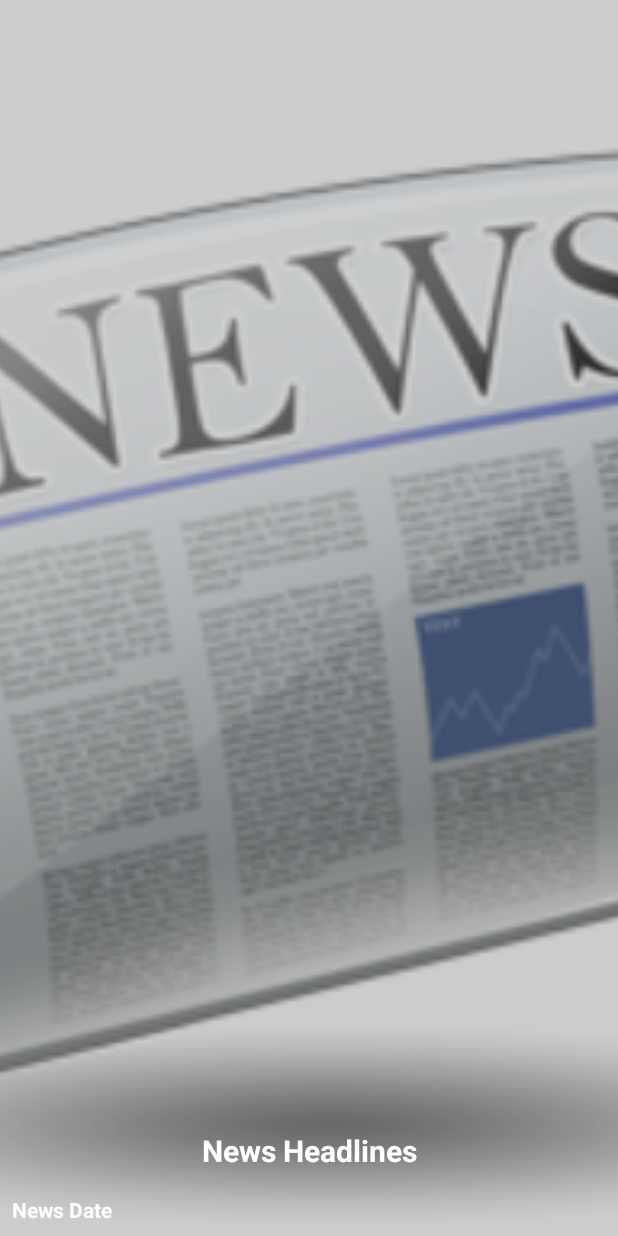
After one commit to sud8443/NewsDash, an Android app: the layout news_widget_provider.xml on its own in the app's theme, with its tools: preview values and no code run, on a phone screen of 412 x 824 dp. The commit adds this screen. Run offline under Robolectric (Android 15) with nearby library versions, the phone set to English and light mode, and no system bars.

Commit message:
Added Widget to the app and fixed date formatting issue to support the different kinds of dates being fetched from the API

```diff
--- a/app/src/main/java/developersudhanshu/com/newsdash/activities/NewsDetailDisplayActivity.java
+++ b/app/src/main/java/developersudhanshu/com/newsdash/activities/NewsDetailDisplayActivity.java
@@ -75,7 +75,6 @@ public class NewsDetailDisplayActivity extends AppCompatActivity implements View
         news.observe(this, new Observer<NewsHeadlineEntity>() {
             @Override
             public void onChanged(@Nullable NewsHeadlineEntity headlineEntity) {
-//                news.removeObserver(this);
                 if (headlineEntity == null) {
                     markUnFav();
                 } else {
--- a/app/src/main/java/developersudhanshu/com/newsdash/activities/SplashScreen.java
+++ b/app/src/main/java/developersudhanshu/com/newsdash/activities/SplashScreen.java
@@ -6,6 +6,7 @@ import android.support.v7.app.AppCompatActivity;
 import android.os.Bundle;
 
 import developersudhanshu.com.newsdash.R;
+import developersudhanshu.com.newsdash.services.NewsUpdateService;
 import developersudhanshu.com.newsdash.utility.Utility;
 
 public class SplashScreen extends AppCompatActivity {
@@ -14,6 +15,9 @@ public class SplashScreen extends AppCompatActivity {
     protected void onCreate(Bundle savedInstanceState) {
         super.onCreate(savedInstanceState);
         setContentView(R.layout.activity_splash_screen);
+
+        // Reloading the Widget to show the updated news every time the app is opened
+        NewsUpdateService.startActionNewsWidgetUpdate(this);
 
         new Handler().postDelayed(new Runnable() {
             @Override
--- a/app/src/main/java/developersudhanshu/com/newsdash/fragments/TopHeadlinesFragment.java
+++ b/app/src/main/java/developersudhanshu/com/newsdash/fragments/TopHeadlinesFragment.java
@@ -77,7 +77,7 @@ public class TopHeadlinesFragment extends Fragment implements View.OnClickListen
 
     private void getTopHeadlines() {
 
-        apiInterface.getTopNewsHeadlines("in", Constants.API_KEY, "en", null, null)
+        apiInterface.getTopNewsHeadlines(Constants.COUNTRY_INDIA, Constants.API_KEY, Constants.LANGUANGE_ENGLISH, null, null)
                     .enqueue(new Callback<NewsHeadlineResponse>() {
                         @Override
                         public void onResponse(Call<NewsHeadlineResponse> call, Response<NewsHeadlineResponse> response) {
--- a/app/src/main/java/developersudhanshu/com/newsdash/utility/Constants.java
+++ b/app/src/main/java/developersudhanshu/com/newsdash/utility/Constants.java
@@ -28,6 +28,8 @@ public abstract class Constants {
     }};
 
     public static final String API_KEY = BuildConfig.API_KEY;
+    public static final String COUNTRY_INDIA = "in";
+    public static final String LANGUANGE_ENGLISH = "en";
 
     // Shared Preferences constants and key
     public static final String SHARED_PREFERENCE_NAME = "NewsDashSharedPreference";
--- /dev/null
+++ b/app/src/main/res/drawable/black_background_scrim.xml
@@ -0,0 +1,11 @@
+<?xml version="1.0" encoding="utf-8"?>
+<shape android:shape="rectangle"
+    xmlns:android="http://schemas.android.com/apk/res/android">
+
+    <gradient android:angle="-90"
+        android:startColor="#2E000000"
+        android:centerColor="#2F000000"
+        android:endColor="#2F000000"
+        android:type="linear"/>
+
+</shape>
--- /dev/null
+++ b/app/src/main/res/layout/news_widget_provider.xml
@@ -0,0 +1,47 @@
+<RelativeLayout xmlns:android="http://schemas.android.com/apk/res/android"
+    android:id="@+id/appwidget_root_layout"
+    android:layout_width="match_parent"
+    android:layout_height="match_parent"
+    android:padding="@dimen/widget_margin">
+
+    <ImageView
+        android:id="@+id/appwidget_image"
+        android:layout_width="match_parent"
+        android:layout_height="match_parent"
+        android:scaleType="centerCrop"
+        android:contentDescription="@string/appwidget_image_desc"
+        android:src="@drawable/news_placeholder"/>
+
+    <ImageView
+        android:layout_width="match_parent"
+        android:layout_height="match_parent"
+        android:background="@drawable/black_background_scrim" />
+    <TextView
+        android:id="@+id/appwidget_news_headline_text"
+        android:layout_width="match_parent"
+        android:layout_height="wrap_content"
+        android:layout_centerHorizontal="true"
+        android:layout_above="@id/appwidget_news_date_text"
+        android:layout_margin="8dp"
+        android:gravity="center"
+        android:fontFamily="sans-serif"
+        android:text="@string/appwidget_news_headline_text"
+        android:contentDescription="@string/appwidget_news_headline_text"
+        android:textColor="#ffffff"
+        android:textSize="20sp"
+        android:textStyle="bold" />
+
+    <TextView
+        android:id="@+id/appwidget_news_date_text"
+        android:layout_width="wrap_content"
+        android:layout_height="wrap_content"
+        android:layout_alignParentStart="true"
+        android:layout_alignParentBottom="true"
+        android:layout_margin="8dp"
+        android:fontFamily="sans-serif"
+        android:text="@string/appwidget_news_date_text"
+        android:contentDescription="@string/appwidget_news_date_text"
+        android:textColor="#ffffff"
+        android:textSize="14sp"
+        android:textStyle="bold" />
+</RelativeLayout>
--- a/app/src/main/res/values/dimens.xml
+++ b/app/src/main/res/values/dimens.xml
@@ -2,4 +2,10 @@
     <!-- Default screen margins, per the Android Design guidelines. -->
     <dimen name="activity_horizontal_margin">16dp</dimen>
     <dimen name="activity_vertical_margin">16dp</dimen>
+
+    <!--
+Refer to App Widget Documentation for margin information
+http://developer.android.com/guide/topics/appwidgets/index.html#CreatingLayout
+    -->
+    <dimen name="widget_margin">8dp</dimen>
 </resources>
--- a/app/src/main/res/values/strings.xml
+++ b/app/src/main/res/values/strings.xml
@@ -31,4 +31,8 @@
     <string name="no_description_message">No description available</string>
     <string name="no_author_message">Author unknown</string>
     <string name="no_source_available">Unknown source</string>
+    <string name="appwidget_news_headline_text">News Headlines</string>
+    <string name="appwidget_news_date_text">News Date</string>
+    <string name="appwidget_image_desc">Widget news image</string>
+    <string name="add_widget">Add widget</string>
 </resources>
```
Also changed, not shown: app/src/main/AndroidManifest.xml (+14 -2 lines), app/src/main/java/developersudhanshu/com/newsdash/services/NewsUpdateService.java (added, +106 -0 lines), app/src/main/java/developersudhanshu/com/newsdash/utility/Utility.java (+9 -1 lines), app/src/main/java/developersudhanshu/com/newsdash/widget/NewsWidgetProvider.java (added, +90 -0 lines), app/src/main/res/values-v14/dimens.xml (added, +10 -0 lines), app/src/main/res/xml/news_widget_provider_info.xml (added, +10 -0 lines), app/src/main/res/drawable-nodpi/example_appwidget_preview.png (added).
